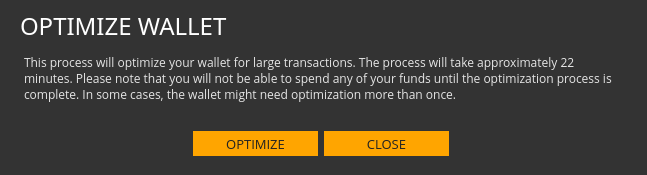
First picture: the form in src/gui/ui/transactionconfirmation.ui, repository ConcealNetwork/conceal-desktop, before the edit.
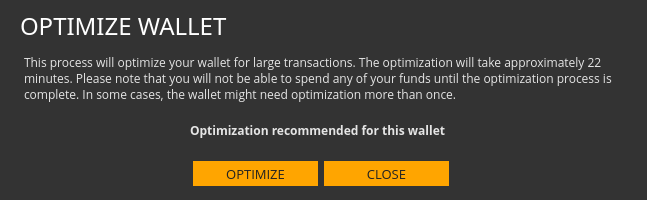
Second picture: the form after the edit.

Commit message: add optimization recommendation message to popup

Patch:
```diff
--- a/src/gui/ui/transactionconfirmation.ui
+++ b/src/gui/ui/transactionconfirmation.ui
@@ -7,7 +7,7 @@
     <x>0</x>
     <y>0</y>
     <width>647</width>
-    <height>175</height>
+    <height>200</height>
    </rect>
   </property>
   <property name="windowTitle">
@@ -73,14 +73,14 @@
 &lt;html&gt;&lt;head&gt;&lt;meta name=&quot;qrichtext&quot; content=&quot;1&quot; /&gt;&lt;style type=&quot;text/css&quot;&gt;
 p, li { white-space: pre-wrap; }
 &lt;/style&gt;&lt;/head&gt;&lt;body style=&quot; font-family:'Open Sans'; font-size:9pt; font-weight:400; font-style:normal;&quot;&gt;
-&lt;p style=&quot; margin-top:0px; margin-bottom:0px; margin-left:0px; margin-right:0px; -qt-block-indent:0; text-indent:0px;&quot;&gt;This process will optimize your wallet for large transactions. The process will take approximately 22 minutes. Please note that you will not be able to spend any of your funds until the optimization process is complete. In some cases, the wallet might need optimization more than once.&lt;/p&gt;&lt;/body&gt;&lt;/html&gt;</string>
+&lt;p style=&quot; margin-top:0px; margin-bottom:0px; margin-left:0px; margin-right:0px; -qt-block-indent:0; text-indent:0px;&quot;&gt;This process will optimize your wallet for large transactions. The optimization will take approximately 22 minutes. Please note that you will not be able to spend any of your funds until the optimization process is complete. In some cases, the wallet might need optimization more than once.&lt;/p&gt;&lt;/body&gt;&lt;/html&gt;</string>
     </property>
    </widget>
    <widget class="QWidget" name="layoutWidget_2">
     <property name="geometry">
      <rect>
       <x>0</x>
-      <y>120</y>
+      <y>150</y>
       <width>621</width>
       <height>27</height>
      </rect>
@@ -158,6 +158,27 @@
      </item>
     </layout>
    </widget>
+   <widget class="QLabel" name="m_optimizationMessage">
+    <property name="geometry">
+     <rect>
+      <x>180</x>
+      <y>110</y>
+      <width>281</width>
+      <height>20</height>
+     </rect>
+    </property>
+    <property name="font">
+     <font>
+      <family>Open Sans</family>
+      <pointsize>9</pointsize>
+      <weight>75</weight>
+      <bold>true</bold>
+     </font>
+    </property>
+    <property name="text">
+     <string>Optimization recommended for this wallet</string>
+    </property>
+   </widget>
   </widget>
  </widget>
  <resources/>
```
The commit also changes 3 other files.
